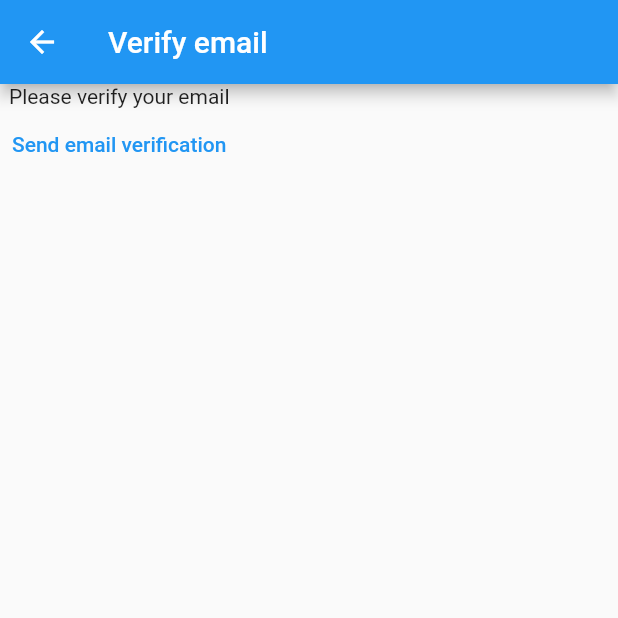
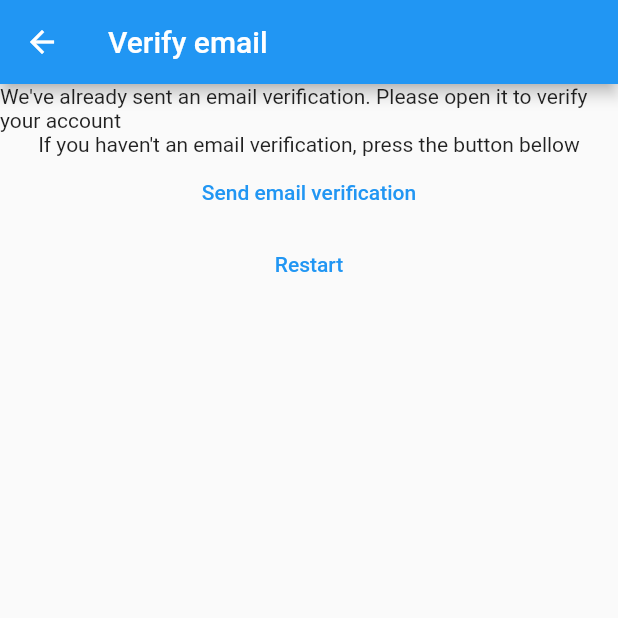
Before and after one commit to Chrz95/LoginAndRegisterView, a Flutter app: the VerifyEmailView screen opened directly, on a phone screen of 412 x 824 dp, the top half of it. Run offline on Flutter 3.47's test engine with Material 2 defaults, Android fonts, the phone set to English and light mode, and no system bars; our stand-ins replace firebase_auth, firebase_core; missing offline and left inert: dart:html; accounts and stored records are empty.

Commit message:
Improved verify email view

```diff
--- a/lib/constants/routes.dart
+++ b/lib/constants/routes.dart
@@ -1,3 +1,4 @@
 const loginRoute = '/login/';
 const registerRoute = '/register/';
 const notesRoute = '/notes/';
+const verifyEmailRoute = '/verify-email/';
--- a/lib/main.dart
+++ b/lib/main.dart
@@ -19,7 +19,8 @@ void main() {
     routes: {
       loginRoute: ((context) => const LoginView()),
       registerRoute: ((context) => const RegisterView()),
-      notesRoute: ((context) => const NotesView())
+      notesRoute: ((context) => const NotesView()),
+      verifyEmailRoute: ((context) => const VerifyEmailView()),
     },
   ));
 }
--- a/lib/views/verify_email_view.dart
+++ b/lib/views/verify_email_view.dart
@@ -1,5 +1,6 @@
 import 'package:flutter/material.dart';
 import 'package:firebase_auth/firebase_auth.dart';
+import 'package:learningdart/constants/routes.dart';
 
 class VerifyEmailView extends StatefulWidget {
   const VerifyEmailView({Key? key}) : super(key: key);
@@ -16,13 +17,23 @@ class _VerifyEmailViewState extends State<VerifyEmailView> {
         title: const Text("Verify email"),
       ),
       body: Column(children: [
-        const Text("Please verify your email"),
+        const Text(
+            "We've already sent an email verification. Please open it to verify your account"),
+        const Text(
+            "If you haven't an email verification, press the button bellow"),
         TextButton(
             onPressed: () async {
               final user = FirebaseAuth.instance.currentUser;
               await user?.sendEmailVerification();
             },
-            child: const Text("Send email verification"))
+            child: const Text("Send email verification")),
+        TextButton(
+            onPressed: () async {
+              await FirebaseAuth.instance.signOut();
+              Navigator.of(context)
+                  .pushNamedAndRemoveUntil(registerRoute, (route) => false);
+            },
+            child: const Text("Restart"))
       ]),
     );
   }
```
Also changed, not shown: lib/views/register_view.dart (+17 -8 lines).
